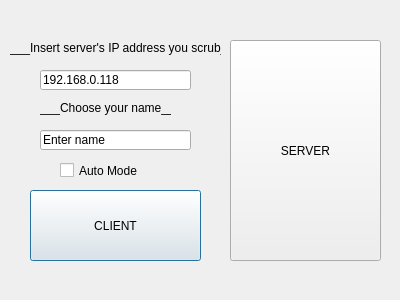
Qt form snake/serverclientselection.ui (vaalkor/SNAKE_NIGHTMARE) before a commit.
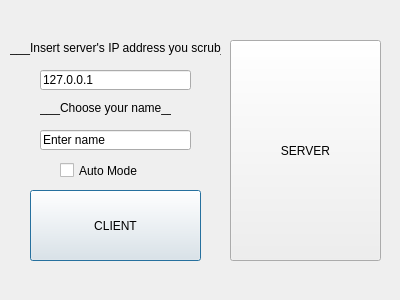
The same form after that commit.

```diff
--- a/snake/serverclientselection.ui
+++ b/snake/serverclientselection.ui
@@ -62,7 +62,7 @@
     </rect>
    </property>
    <property name="text">
-    <string>192.168.0.118</string>
+    <string>127.0.0.1</string>
    </property>
   </widget>
   <widget class="QLabel" name="label">
```
